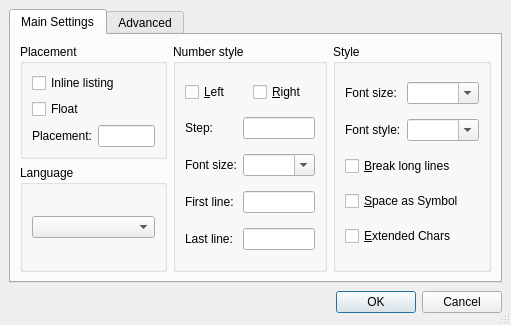
cburschka/lyx, file src/frontends/qt4/ui/ListingsUi.ui: the form before one commit.
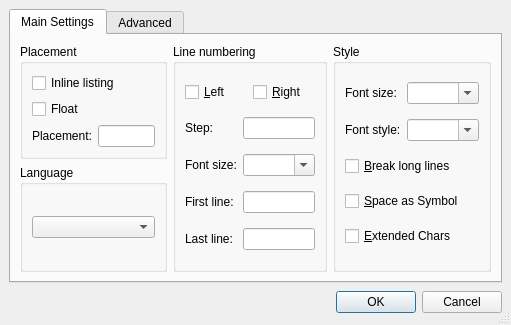
The form after the commit.

Commit message: InsetListings: rename Number style to Line numbering, as suggested by Uwe, bug 3621

```diff
--- a/src/frontends/qt4/ui/ListingsUi.ui
+++ b/src/frontends/qt4/ui/ListingsUi.ui
@@ -235,7 +235,7 @@
        <item rowspan="2" row="0" column="1" >
         <widget class="QGroupBox" name="numberstyleGB" >
          <property name="title" >
-          <string>Number style</string>
+          <string>Line numbering</string>
          </property>
          <layout class="QGridLayout" >
           <property name="margin" >
```
